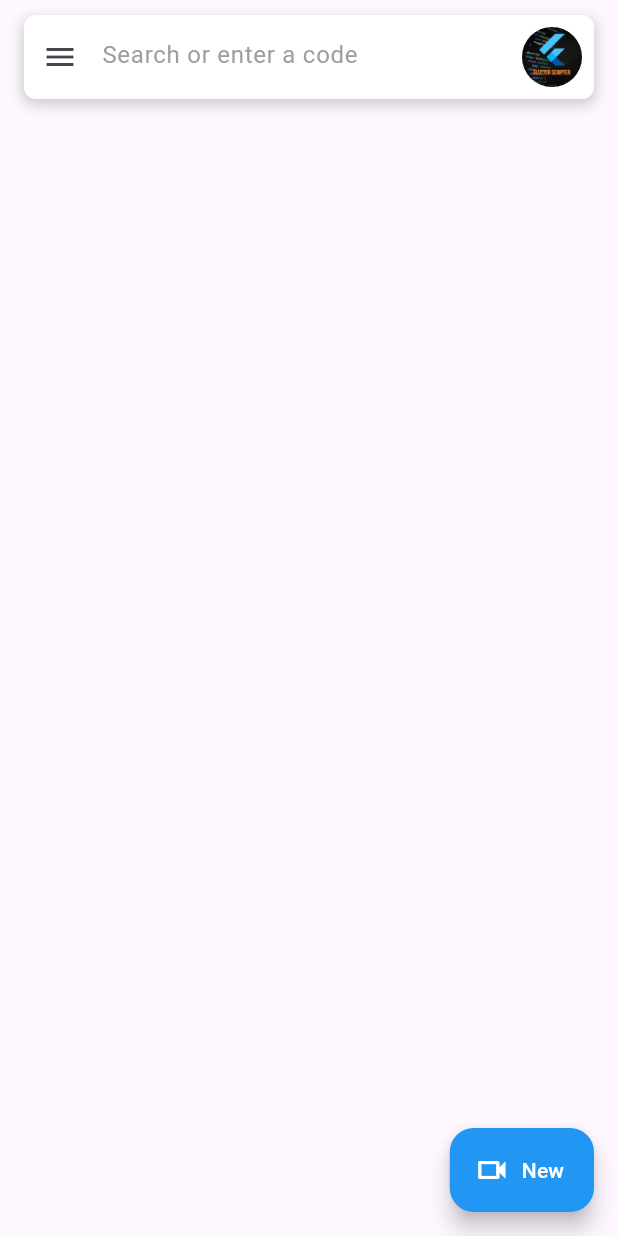
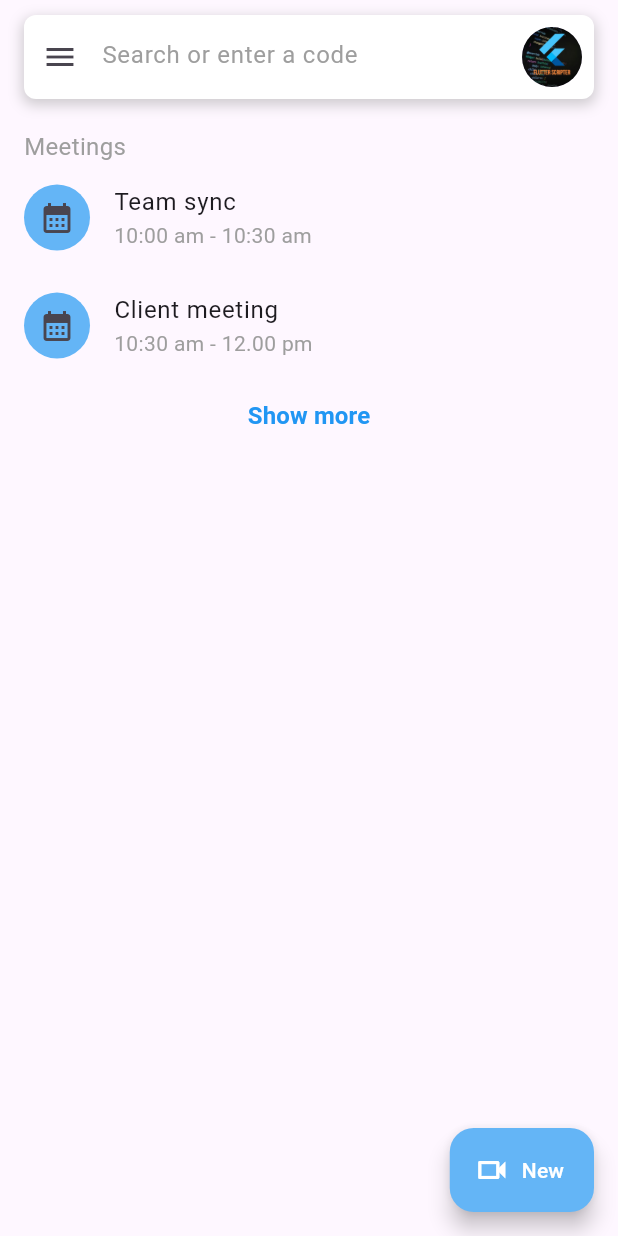
Before and after one commit to muhammed-suhaid/Google_Meet_Clone_UI, a Flutter app: the screen it shows after launch, on a phone screen of 412 x 824 dp. Run offline on Flutter 3.47's test engine with Material 3 defaults, Android fonts, the phone set to English and light mode, and no system bars.

Commit message:
added meeting section and show more text button

```diff
--- /dev/null
+++ b/lib/components/meeting_card.dart
@@ -0,0 +1,30 @@
+import 'package:flutter/material.dart';
+
+class MeetingCard extends StatelessWidget {
+  final String title;
+  final String subtitle;
+  const MeetingCard({
+    super.key,
+    required this.title,
+    required this.subtitle,
+  });
+
+  @override
+  Widget build(BuildContext context) {
+    return ListTile(
+      leading: Container(
+        padding: const EdgeInsets.all(10),
+        decoration: BoxDecoration(
+          borderRadius: BorderRadius.circular(100),
+          color: Colors.blue[300],
+        ),
+        child: const Icon(Icons.calendar_month),
+      ),
+      title: Text(title),
+      subtitle: Text(
+        subtitle,
+        style: const TextStyle(color: Colors.grey),
+      ),
+    );
+  }
+}
--- a/lib/screens/home_screen.dart
+++ b/lib/screens/home_screen.dart
@@ -1,4 +1,5 @@
 import 'package:flutter/material.dart';
+import 'package:google_meet_clone_ui/components/meeting_card.dart';
 import 'package:google_meet_clone_ui/components/my_appbar.dart';
 
 class HomeScreen extends StatelessWidget {
@@ -21,7 +22,48 @@ class HomeScreen extends StatelessWidget {
           Icons.videocam_outlined,
           color: Colors.white,
         ),
-        backgroundColor: Colors.blue,
+        backgroundColor: Colors.blue[300],
+      ),
+      body: Padding(
+        padding: const EdgeInsets.symmetric(
+          vertical: 10,
+        ),
+        child: Column(
+          crossAxisAlignment: CrossAxisAlignment.start,
+          children: [
+            const Padding(
+              padding: EdgeInsets.symmetric(horizontal: 16),
+              child: Text(
+                'Meetings',
+                style: TextStyle(
+                  fontSize: 16,
+                  color: Colors.grey,
+                ),
+              ),
+            ),
+            const MeetingCard(
+              title: 'Team sync',
+              subtitle: '10:00 am - 10:30 am',
+            ),
+            const MeetingCard(
+              title: 'Client meeting',
+              subtitle: '10:30 am - 12.00 pm',
+            ),
+            Center(
+              child: TextButton(
+                onPressed: () {},
+                child: const Text(
+                  'Show more',
+                  style: TextStyle(
+                    color: Colors.blue,
+                    fontSize: 16,
+                    fontWeight: FontWeight.bold,
+                  ),
+                ),
+              ),
+            ),
+          ],
+        ),
       ),
     );
   }
```
